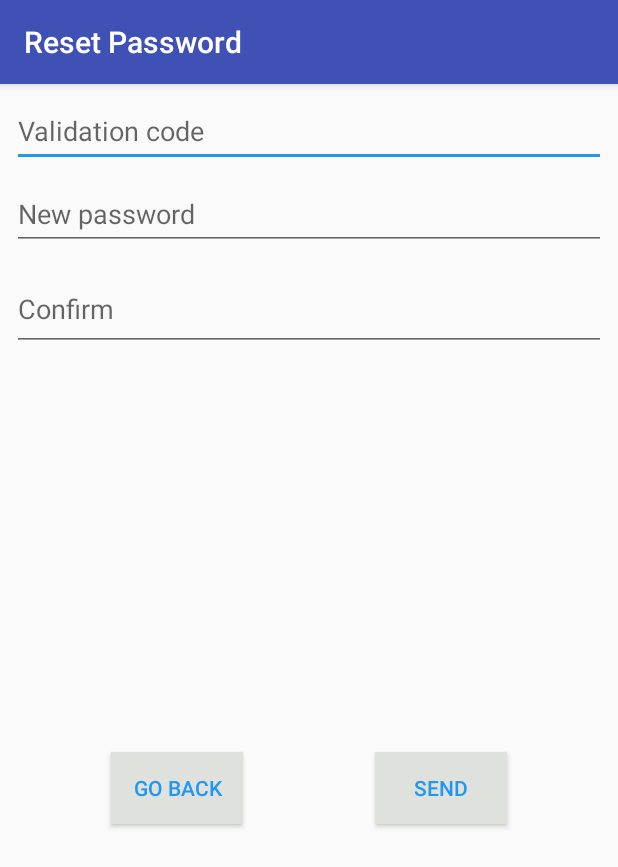
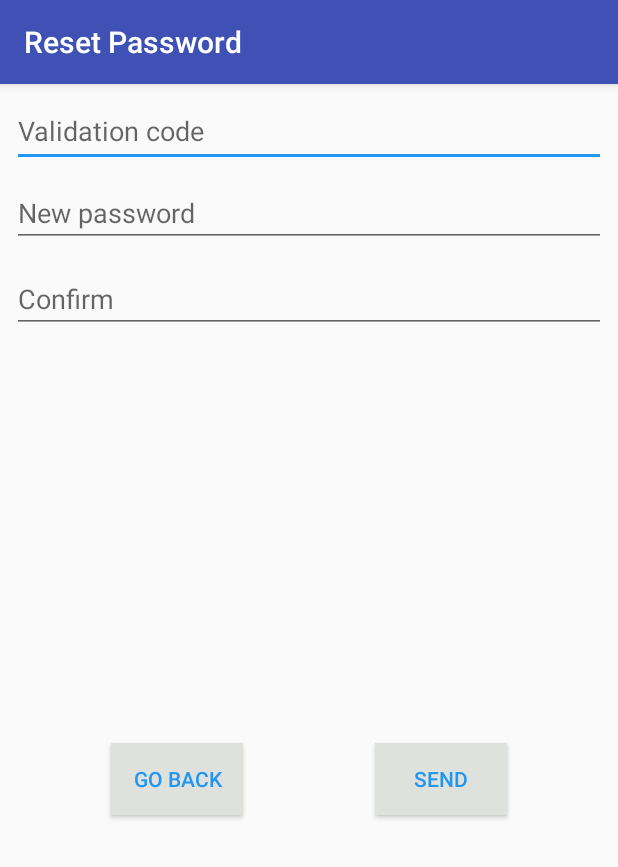
Before and after one commit to extremeFunk/WakeApp, an Android app: the EnterNewPasswordActivity screen opened directly, with no data from a screen before it, on a phone screen of 412 x 824 dp. Shown: the top 867 px of the screen. Run offline under Robolectric (Android 15) with nearby library versions, the phone set to English and light mode, and no system bars.

Commit message:
email + password reset bugs fix

```diff
--- a/android/src/main/java/io/rainrobot/wake/android/view/AndroidEnterEmailView.java
+++ b/android/src/main/java/io/rainrobot/wake/android/view/AndroidEnterEmailView.java
@@ -10,6 +10,7 @@ import io.rainrobot.wake.controller.EnterEmailController;
 import io.rainrobot.wake.view.EnterEmailView;
 
 public class AndroidEnterEmailView extends AndroidView<EnterEmailActivity, EnterEmailController> implements EnterEmailView {
+
     public AndroidEnterEmailView(ContextMgr contextMgr) {
         super(contextMgr, EnterEmailActivity.class);
     }
@@ -17,9 +18,9 @@ public class AndroidEnterEmailView extends AndroidView<EnterEmailActivity, Enter
     @Override
     protected void initializeActivity() {
         ((Button)findViewById(R.id.enterEmailGoBackBtn))
-                .setOnClickListener((V) -> controller.getGoBackCommand());
+                .setOnClickListener((V) -> controller.getGoBackCommand().execute());
         ((Button)findViewById(R.id.enterEmailSendBtn))
-                .setOnClickListener((V) -> controller.getSendCommand());
+                .setOnClickListener((V) -> controller.getSendCommand().execute());
     }
 
     @Override
--- a/android/src/main/java/io/rainrobot/wake/android/view/AndroidEnterNewPasswordView.java
+++ b/android/src/main/java/io/rainrobot/wake/android/view/AndroidEnterNewPasswordView.java
@@ -17,9 +17,9 @@ public class AndroidEnterNewPasswordView extends AndroidView<EnterNewPasswordAct
     @Override
     protected void initializeActivity() {
         ((Button)findViewById(R.id.enterNewPasswordGoBackBtn))
-                .setOnClickListener((V) -> controller.getGoBackCommand());
+                .setOnClickListener((V) -> controller.getGoBackCommand().execute());
         ((Button)findViewById(R.id.enterNewPasswordSendBtn))
-                .setOnClickListener((V) -> controller.getSendCommand());
+                .setOnClickListener((V) -> controller.getSendCommand().execute());
     }
 
     @Override
--- a/android/src/main/res/layout/activity_enter_email.xml
+++ b/android/src/main/res/layout/activity_enter_email.xml
@@ -4,18 +4,17 @@
                                              xmlns:tools="http://schemas.android.com/tools"
                                              android:layout_width="match_parent"
                                              android:layout_height="match_parent" tools:layout_editor_absoluteY="50dp"
-                                             android:id="@+id/enterEmailSendBtn">
+                                             android:id="@+id/enterEmailLayout">
 
     <EditText
             android:layout_width="0dp"
             android:layout_height="wrap_content"
             android:inputType="textPersonName"
-            android:text="Email"
             android:ems="10"
             android:id="@+id/enterEmailEditTxt" app:layout_constraintTop_toTopOf="parent"
             app:layout_constraintStart_toStartOf="parent" app:layout_constraintEnd_toEndOf="parent"
             android:layout_marginTop="16dp" app:layout_constraintHorizontal_bias="0.502"
-            android:layout_marginStart="8dp" android:layout_marginEnd="8dp"/>
+            android:layout_marginStart="8dp" android:layout_marginEnd="8dp" android:hint="Email"/>
     <Button
             android:text="Go Back"
             android:layout_width="wrap_content"
--- a/android/src/main/res/layout/activity_enter_new_password.xml
+++ b/android/src/main/res/layout/activity_enter_new_password.xml
@@ -20,10 +20,10 @@
         <EditText
                 android:id="@+id/enterNewPasswordEditTxt"
                 android:layout_width="0dp"
-                android:layout_height="47dp"
+                android:layout_height="wrap_content"
                 android:ems="10"
                 android:hint="New password"
-                android:inputType="text"
+                android:inputType="textPassword"
                 app:layout_constraintStart_toStartOf="parent"
                 app:layout_constraintEnd_toEndOf="parent" android:layout_marginTop="8dp"
                 app:layout_constraintTop_toBottomOf="@+id/enterNewPasswordValidationCodeEditTxt"
@@ -33,15 +33,14 @@
         <EditText
                 android:id="@+id/enterNewPasswordConfirmEditTxt"
                 android:layout_width="0dp"
-                android:layout_height="55dp"
+                android:layout_height="wrap_content"
                 android:ems="10"
                 android:hint="Confirm"
-                android:inputType="text"
                 app:layout_constraintStart_toStartOf="parent"
                 app:layout_constraintEnd_toEndOf="parent" android:layout_marginTop="12dp"
                 app:layout_constraintTop_toBottomOf="@+id/enterNewPasswordEditTxt"
                 app:layout_constraintHorizontal_bias="1.0" android:layout_marginStart="8dp"
-                android:layout_marginEnd="8dp"/>
+                android:layout_marginEnd="8dp" android:inputType="textPassword"/>
         <Button
                 android:id="@+id/enterNewPasswordSendBtn"
                 android:layout_width="wrap_content"
--- a/app/src/main/java/io/rainrobot/wake/controller/EnterNewPasswordController.java
+++ b/app/src/main/java/io/rainrobot/wake/controller/EnterNewPasswordController.java
@@ -26,7 +26,7 @@ public class EnterNewPasswordController extends Controller<EnterNewPasswordView,
                         model.sendNewPasswordAndToken(  view.getTokenField(),
                                                         view.getNewPasswordField());
                 }),
-                (() -> controllerMgr.showMainMenu()));
+                (() -> controllerMgr.showLogin()));
     }
 
     private void checkPassword(String newPass, String confirmPass) {
@@ -35,6 +35,6 @@ public class EnterNewPasswordController extends Controller<EnterNewPasswordView,
     }
 
     public Command getGoBackCommand() {
-        return () -> controllerMgr.showEnterNewPassword();
+        return () -> controllerMgr.showEnterMail();
     }
 }
```
